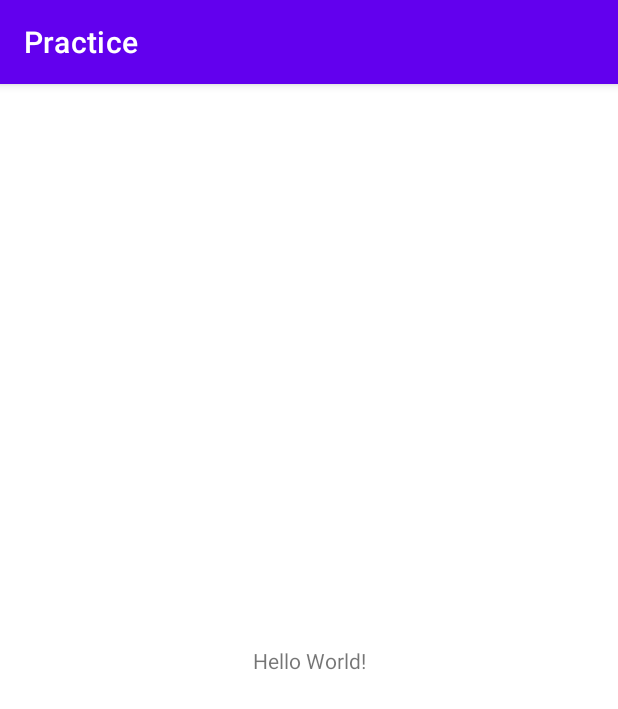
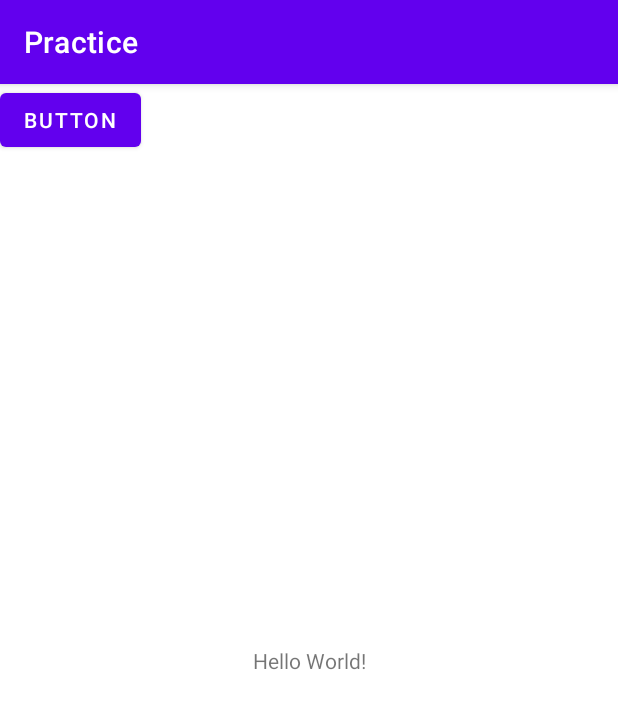
Before and after one commit to envzhu/NUCSHackathon2020_C, an Android app: the screen it shows after launch (MainActivity), on a phone screen of 412 x 824 dp. Shown: the top 709 px of the screen. Run offline under Robolectric (Android 15) with nearby library versions, the phone set to English and light mode, and no system bars.

Commit message:
Add Button code to practice

```diff
--- a/Practice/app/src/main/java/com/example/practice/MainActivity.kt
+++ b/Practice/app/src/main/java/com/example/practice/MainActivity.kt
@@ -2,10 +2,17 @@ package com.example.practice
 
 import androidx.appcompat.app.AppCompatActivity
 import android.os.Bundle
+import android.util.Log
+import android.widget.Button
 
 class MainActivity : AppCompatActivity() {
     override fun onCreate(savedInstanceState: Bundle?) {
         super.onCreate(savedInstanceState)
         setContentView(R.layout.activity_main)
+
+        val button : Button = findViewById(R.id.button)
+        button.setOnClickListener {
+            Log.e("Button", "Clicked")
+        }
     }
 }
--- a/Practice/app/src/main/res/layout/activity_main.xml
+++ b/Practice/app/src/main/res/layout/activity_main.xml
@@ -15,4 +15,12 @@
         app:layout_constraintRight_toRightOf="parent"
         app:layout_constraintTop_toTopOf="parent" />
 
+    <Button
+        android:id="@+id/button"
+        android:layout_width="wrap_content"
+        android:layout_height="wrap_content"
+        android:text="Button"
+        tools:layout_editor_absoluteX="136dp"
+        tools:layout_editor_absoluteY="474dp" />
+
 </androidx.constraintlayout.widget.ConstraintLayout>
```
